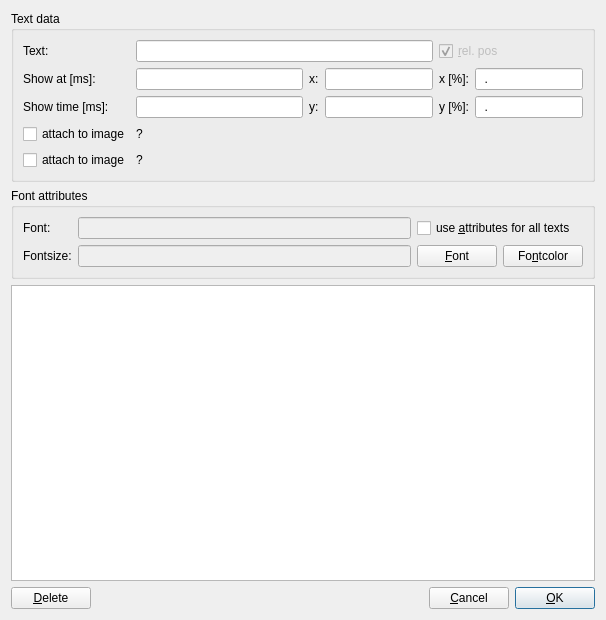
Old version of the form src/DynTextDlg4.ui in the repository mneuroth/MinDia.
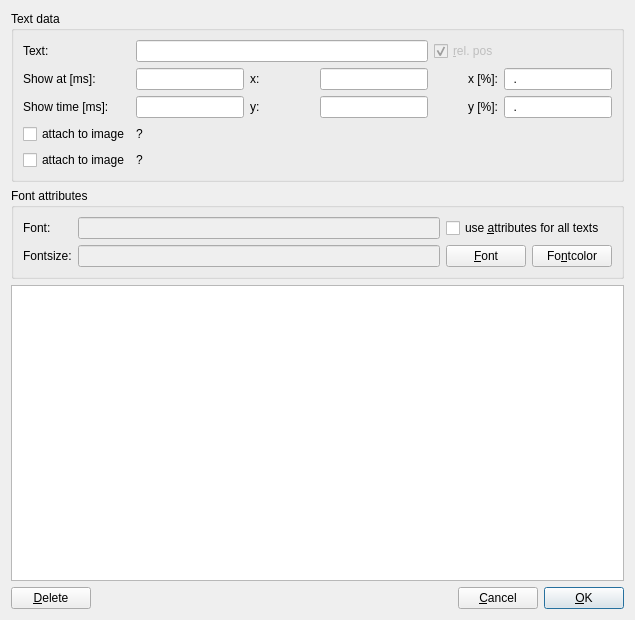
New version of the form.

Commit message: Improve layout of dialog

Diff of the .ui file:
```diff
--- a/src/DynTextDlg4.ui
+++ b/src/DynTextDlg4.ui
@@ -6,7 +6,7 @@
    <rect>
     <x>0</x>
     <y>0</y>
-    <width>606</width>
+    <width>635</width>
     <height>620</height>
    </rect>
   </property>
@@ -68,7 +68,7 @@
       <item row="1" column="1">
        <widget class="QLineEdit" name="m_pShowAtTime">
         <property name="sizePolicy">
-         <sizepolicy hsizetype="Expanding" vsizetype="Fixed">
+         <sizepolicy hsizetype="Fixed" vsizetype="Fixed">
           <horstretch>0</horstretch>
           <verstretch>0</verstretch>
          </sizepolicy>
@@ -94,7 +94,7 @@
          </sizepolicy>
         </property>
         <property name="inputMask">
-         <string>#####; </string>
+         <string>#####</string>
         </property>
        </widget>
       </item>
@@ -120,7 +120,7 @@
          </sizepolicy>
         </property>
         <property name="inputMask">
-         <string>##.###; </string>
+         <string>##.###</string>
         </property>
         <property name="text">
          <string>.</string>
@@ -139,8 +139,14 @@
       </item>
       <item row="2" column="1">
        <widget class="QLineEdit" name="m_pShowTime">
+        <property name="sizePolicy">
+         <sizepolicy hsizetype="Fixed" vsizetype="Fixed">
+          <horstretch>0</horstretch>
+          <verstretch>0</verstretch>
+         </sizepolicy>
+        </property>
         <property name="inputMask">
-         <string>0000000; </string>
+         <string>0000000</string>
         </property>
         <property name="readOnly">
          <bool>false</bool>
@@ -163,7 +169,7 @@
          </sizepolicy>
         </property>
         <property name="inputMask">
-         <string>#####; </string>
+         <string>#####</string>
         </property>
        </widget>
       </item>
@@ -189,7 +195,7 @@
          </sizepolicy>
         </property>
         <property name="inputMask">
-         <string>##.###; </string>
+         <string>##.###</string>
         </property>
        </widget>
       </item>
```
